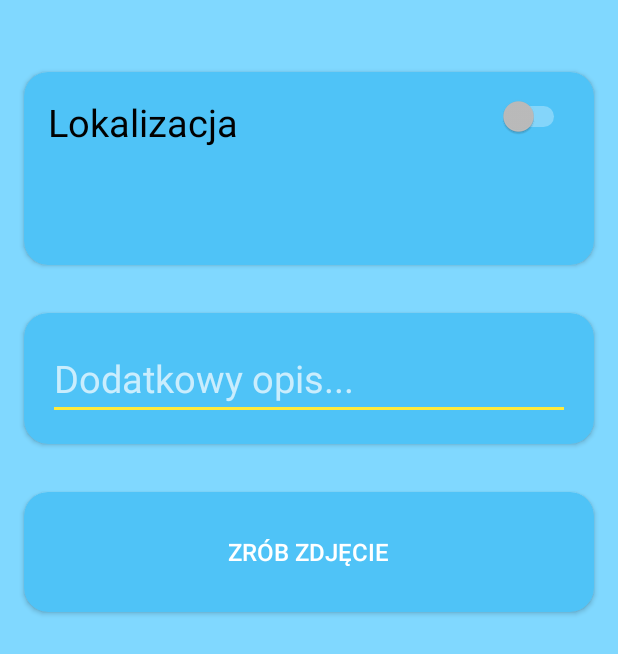
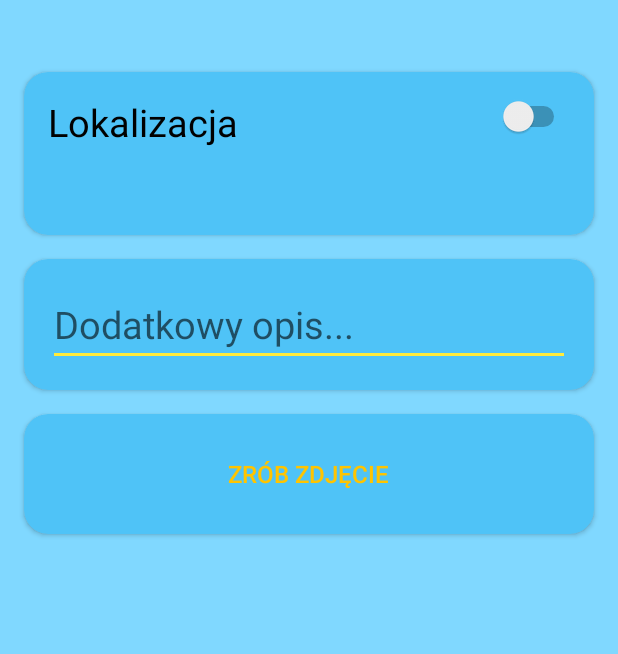
Before and after one commit to Marchuck/MojKrakow, an Android app: the fragment AdditionalDetailsSlide shown on its own in the app's theme, on a phone screen of 412 x 824 dp. Shown: the top 654 px of the screen. Run offline under Robolectric (Android 15) with nearby library versions, the phone set to English and light mode, and no system bars; our stand-ins replace ButterKnife, Picasso, RxJava; libraries missing offline, so code that uses them is left out: agency.tango.materialintroscreen, com.tbruyelle.rxpermissions2, hugo.weaving; pictures from the network do not load; 1 statement that could not run was skipped.

Commit message:
almost final shape

```diff
--- a/app/src/main/AndroidManifest.xml
+++ b/app/src/main/AndroidManifest.xml
@@ -33,8 +33,8 @@
         <activity android:name=".takephoto.CameraActivity" />
         <activity android:name=".takephoto.RuntimePermissionActivity" />
         <activity
-            android:name=".TutorialActivity"
-            android:theme="@style/Theme.Intro" />
+            android:name=".TutorialActivity" />
+
         <activity android:name=".view.MojKrakowActivity">
 
             <intent-filter>
--- a/app/src/main/java/pl/mojkrakow/mojkrakow/view/additional_details/AdditionalDetailsPresenter.java
+++ b/app/src/main/java/pl/mojkrakow/mojkrakow/view/additional_details/AdditionalDetailsPresenter.java
@@ -54,7 +54,7 @@ public class AdditionalDetailsPresenter extends BasePresenter {
                                 provider = LocationManager.GPS_PROVIDER;
                             }
                             view.showProgressBar();
-                            return repository.requestLocationUpdates(provider).take(1);
+                            return repository.requestLocationUpdates("fused").take(1);
                         }
                     }).flatMap(new Function<Location, ObservableSource<String>>() {
                 @Override
@@ -90,7 +90,7 @@ public class AdditionalDetailsPresenter extends BasePresenter {
     }
 
     public boolean canMoveFurther() {
-        return false;
+        return true;
     }
 
     public void onAdditionalTextChanged(CharSequence sequence) {
--- a/app/src/main/java/pl/mojkrakow/mojkrakow/view/additional_details/GeolocationRepository.java
+++ b/app/src/main/java/pl/mojkrakow/mojkrakow/view/additional_details/GeolocationRepository.java
@@ -115,7 +115,7 @@ public class GeolocationRepository {
         });
     }
 
-    public Observable<Location> requestLocationUpdates(final @LocationProvider String provider) {
+    public Observable<Location> requestLocationUpdates(final  String provider) {
 
 
         return Observable.create(new ObservableOnSubscribe<Location>() {
--- a/app/src/main/java/pl/mojkrakow/mojkrakow/view/select_category/SelectCategoryCoordinator.java
+++ b/app/src/main/java/pl/mojkrakow/mojkrakow/view/select_category/SelectCategoryCoordinator.java
@@ -65,7 +65,7 @@ public class SelectCategoryCoordinator extends Coordinator implements SelectCate
     }
 
     @Nullable
-    public IssueCategory getSelectedIssueCategory() {
+    IssueCategory getSelectedIssueCategory() {
         return presenter.getIssueCategory();
     }
 }
--- a/app/src/main/java/pl/mojkrakow/mojkrakow/view/select_category/SelectCategoryPresenter.java
+++ b/app/src/main/java/pl/mojkrakow/mojkrakow/view/select_category/SelectCategoryPresenter.java
@@ -5,6 +5,7 @@ import android.support.annotation.Nullable;
 import java.util.ArrayList;
 import java.util.List;
 
+import hugo.weaving.DebugLog;
 import pl.mojkrakow.mojkrakow.R;
 import pl.mojkrakow.mojkrakow.view.IssueCategory;
 
@@ -20,7 +21,7 @@ public class SelectCategoryPresenter implements SelectCategoryAdapter.OnIssueCho
     SelectCategoryView view;
 
     @Nullable
-    IssueCategory currentCategoryInUse;
+    volatile IssueCategory currentCategoryInUse;
 
     public SelectCategoryPresenter(SelectCategoryView view) {
         this.view = view;
@@ -38,10 +39,12 @@ public class SelectCategoryPresenter implements SelectCategoryAdapter.OnIssueCho
     }
 
     @Override
+    @DebugLog
     public void onChosen(IssueCategory category) {
         currentCategoryInUse = category;
     }
 
+    @Nullable
     IssueCategory getIssueCategory() {
         return currentCategoryInUse;
     }
--- a/app/src/main/res/layout/slide_additional_details.xml
+++ b/app/src/main/res/layout/slide_additional_details.xml
@@ -55,7 +55,8 @@
                 android:layout_width="wrap_content"
                 android:layout_height="wrap_content"
                 android:layout_below="@+id/geolocation_label"
-                android:layout_margin="@dimen/image_padding_"
+                android:layout_marginLeft="@dimen/image_padding_"
+                android:layout_marginBottom="@dimen/image_padding_"
                 android:textSize="16sp"
                 tools:text="Lenartowicza 213" />
         </RelativeLayout>
@@ -67,7 +68,9 @@
         android:layout_width="match_parent"
         android:layout_height="wrap_content"
         android:layout_below="@+id/geolocation_card"
-        android:layout_margin="@dimen/activity_horizontal_margin"
+        android:layout_marginLeft="@dimen/activity_horizontal_margin"
+        android:layout_marginRight="@dimen/activity_horizontal_margin"
+        android:layout_marginBottom="@dimen/activity_horizontal_margin"
         android:elevation="@dimen/activity_horizontal_margin"
         android:padding="@dimen/activity_horizontal_margin"
         app:cardBackgroundColor="@color/colorPrimaryDark"
@@ -95,7 +98,9 @@
         android:layout_width="match_parent"
         android:layout_height="wrap_content"
         android:layout_below="@+id/additional_text_card"
-        android:layout_margin="@dimen/activity_horizontal_margin"
+        android:layout_marginLeft="@dimen/activity_horizontal_margin"
+        android:layout_marginRight="@dimen/activity_horizontal_margin"
+        android:layout_marginBottom="48sp"
         android:elevation="@dimen/activity_horizontal_margin"
         android:padding="@dimen/activity_horizontal_margin"
         app:cardBackgroundColor="@color/colorPrimaryDark"
@@ -107,12 +112,16 @@
 
             <ImageView
                 android:id="@+id/image"
-                android:layout_width="300sp"
-                android:layout_height="300sp"
+                android:layout_width="250sp"
+                android:layout_height="250sp"
+                android:layout_centerInParent="true"
+                android:layout_margin="@dimen/activity_horizontal_margin"
+                android:padding="@dimen/activity_horizontal_margin"
                 android:visibility="gone" />
 
             <Button
                 android:id="@+id/pick_image"
+                android:textColor="@color/colorAccentDarker"
                 style="?android:attr/borderlessButtonStyle"
                 android:layout_width="wrap_content"
                 android:layout_height="wrap_content"
--- a/app/src/main/res/layout/slide_select_category.xml
+++ b/app/src/main/res/layout/slide_select_category.xml
@@ -3,6 +3,7 @@
     xmlns:app="http://schemas.android.com/apk/res-auto"
     xmlns:tools="http://schemas.android.com/tools"
     android:id="@+id/slide_select_category"
+    android:background="@color/colorPrimary"
     android:layout_width="match_parent"
     android:layout_height="match_parent">
 
--- a/app/src/main/res/values/styles.xml
+++ b/app/src/main/res/values/styles.xml
@@ -1,13 +1,24 @@
 <resources>
 
-    <!-- Base application theme. -->
-    <style name="AppTheme" parent="Theme.AppCompat.NoActionBar">
-        <!-- Customize your theme here. -->
+
+    <style name="AppTheme" parent="Theme.Noob">
         <item name="colorPrimary">@color/colorPrimary</item>
         <item name="colorPrimaryDark">@color/colorPrimaryDark</item>
         <item name="colorAccent">@color/colorAccent</item>
-        <item name="android:windowBackground">@drawable/splash_screen</item>
+        <item name="android:actionBarStyle">@style/MyActionBar</item>
+        <item name="android:windowActionBar">false</item>
+    </style>
 
+    <style name="Theme.Noob" parent="Theme.AppCompat.Light.NoActionBar">
+        <item name="android:windowBackground">@android:color/transparent</item>
+        <!--<item name="android:windowIsTranslucent">true</item>-->
+        <item name="android:actionBarStyle">@style/MyActionBar</item>
+    </style>
+
+
+    <style name="MyActionBar" parent="@android:style/Widget.Holo.ActionBar">
+        <item name="android:background">@color/colorPrimaryDark</item>
+        <item name="android:textColor">@android:color/white</item>
     </style>
 
     <style name="squarecamera__CameraFullScreenTheme" parent="squarecamera__CameraFullScreenTheme.Base">
@@ -33,4 +44,5 @@
         <item name="android:windowIsFloating">true</item>
     </style>
 
+
 </resources>
```
Also changed, not shown: app/src/main/java/pl/mojkrakow/mojkrakow/CategoryItemImageView.java (+13 -7 lines), app/src/main/java/pl/mojkrakow/mojkrakow/view/MojKrakowActivity.java (+19 -2 lines), app/src/main/java/pl/mojkrakow/mojkrakow/view/additional_details/AdditionalDetailsSlide.java (+10 -6 lines), app/src/main/java/pl/mojkrakow/mojkrakow/view/select_category/SelectCategoryAdapter.java (+18 -10 lines), app/src/main/java/pl/mojkrakow/mojkrakow/view/select_category/SelectCategorySlide.java (+46 -19 lines), app/src/main/java/pl/mojkrakow/mojkrakow/view/send_event/SendEventSlide.java (+7 -3 lines), app/src/main/res/layout/category_item.xml (+4 -4 lines), app/src/main/res/layout/send_event_slide.xml (+5 -2 lines), 1 other file.
